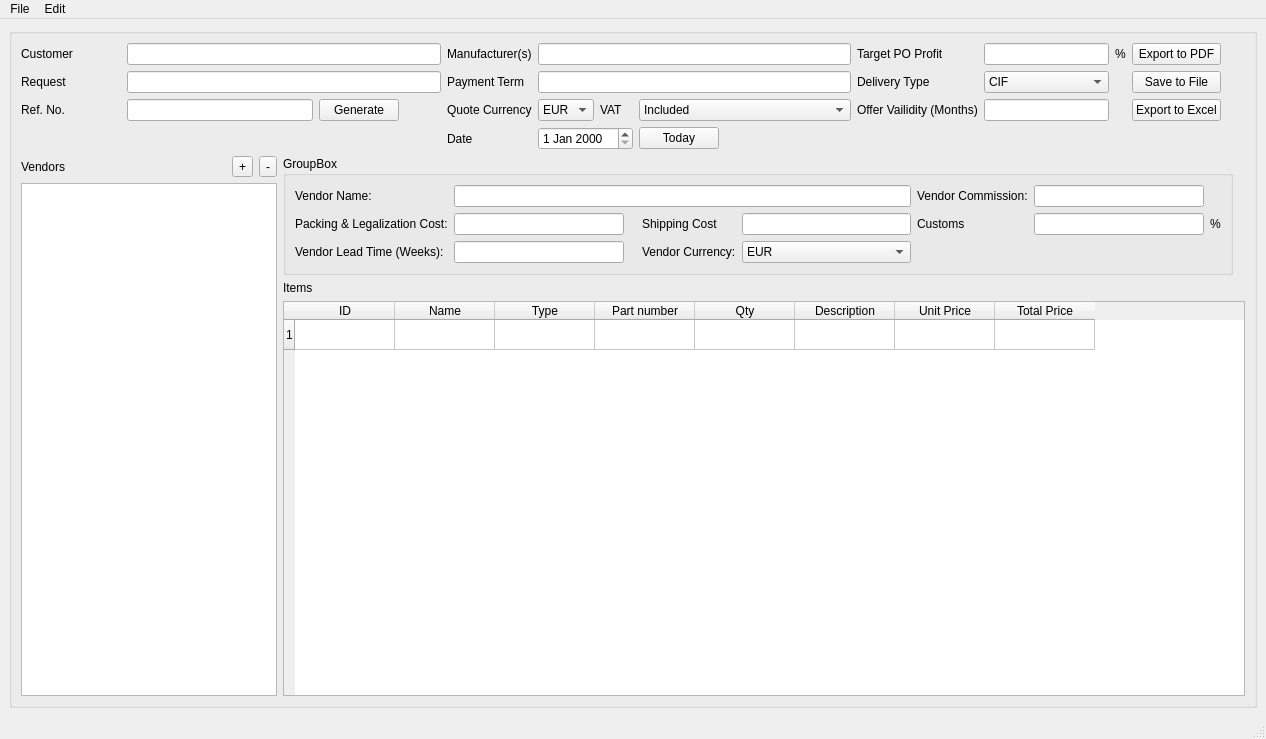
This is QuoteCreatorQT/main_window.ui in alyashraf97/QuotationCreator as Qt 5 draws it before an edit. The edited form follows.
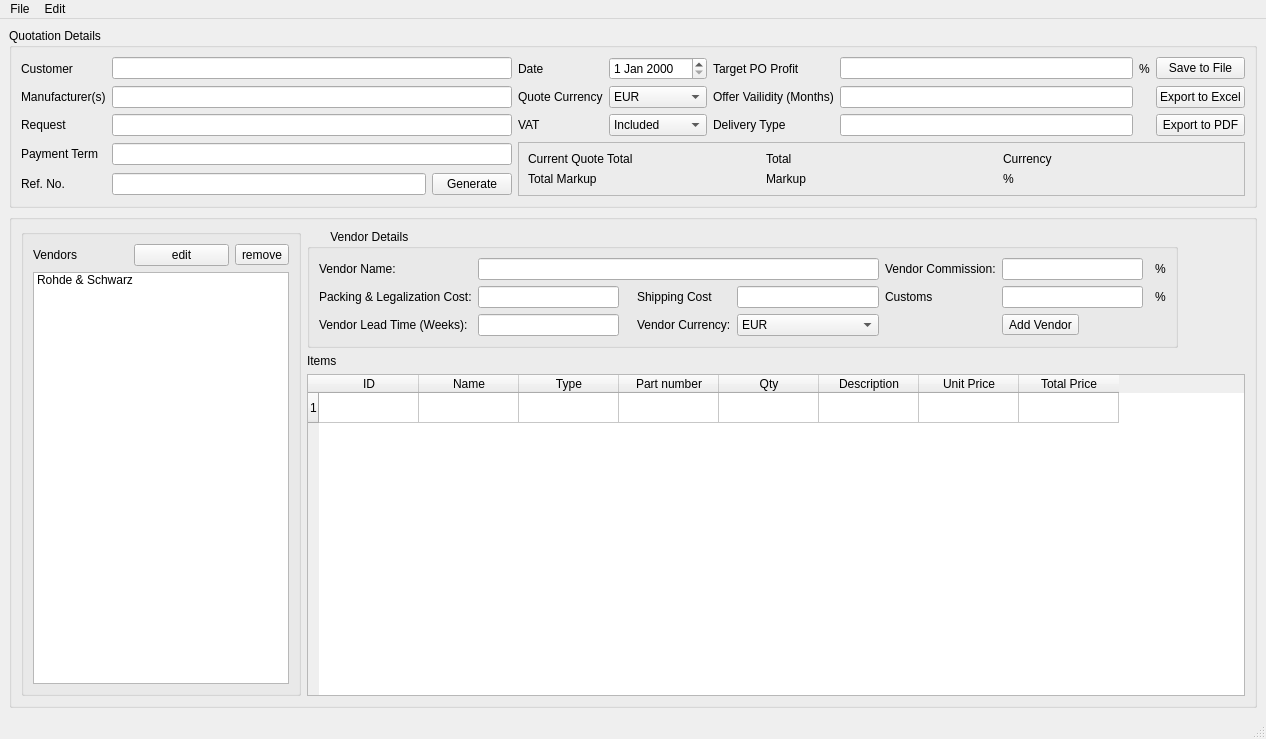
This is the edited form.

Patch:
```diff
--- a/QuoteCreatorQT/main_window.ui
+++ b/QuoteCreatorQT/main_window.ui
@@ -21,269 +21,34 @@
   </property>
   <widget class="QWidget" name="centralwidget">
    <layout class="QGridLayout" name="gridLayout">
-    <item row="0" column="0">
-     <widget class="QGroupBox" name="quotation_groupBox">
+    <item row="1" column="0">
+     <widget class="QGroupBox" name="vendors_and_items_groupBox">
       <property name="sizePolicy">
-       <sizepolicy hsizetype="Minimum" vsizetype="Minimum">
+       <sizepolicy hsizetype="Expanding" vsizetype="Minimum">
         <horstretch>0</horstretch>
         <verstretch>0</verstretch>
        </sizepolicy>
       </property>
       <layout class="QGridLayout" name="gridLayout_2">
-       <item row="11" column="4" colspan="17">
-        <widget class="QTableWidget" name="tableWidget">
-         <property name="sortingEnabled">
-          <bool>false</bool>
-         </property>
-         <property name="wordWrap">
-          <bool>false</bool>
-         </property>
-         <row>
-          <property name="text">
-           <string>1</string>
-          </property>
-         </row>
-         <column>
-          <property name="text">
-           <string>ID</string>
-          </property>
-         </column>
-         <column>
-          <property name="text">
-           <string>Name</string>
-          </property>
-         </column>
-         <column>
-          <property name="text">
-           <string>Type</string>
-          </property>
-         </column>
-         <column>
-          <property name="text">
-           <string>Part number</string>
-          </property>
-         </column>
-         <column>
-          <property name="text">
-           <string>Qty</string>
-          </property>
-         </column>
-         <column>
-          <property name="text">
-           <string>Description</string>
-          </property>
-         </column>
-         <column>
-          <property name="text">
-           <string>Unit Price</string>
-          </property>
-         </column>
-         <column>
-          <property name="text">
-           <string>Total Price</string>
-          </property>
-         </column>
-        </widget>
-       </item>
-       <item row="4" column="14">
-        <widget class="QLineEdit" name="offer_validity_field"/>
-       </item>
-       <item row="4" column="8">
-        <widget class="QLabel" name="quote_currency_label">
-         <property name="text">
-          <string>Quote Currency</string>
-         </property>
-        </widget>
-       </item>
-       <item row="0" column="8">
-        <widget class="QLabel" name="manufacturer_label">
-         <property name="text">
-          <string>Manufacturer(s)</string>
-         </property>
-        </widget>
-       </item>
-       <item row="0" column="1" colspan="7">
-        <widget class="QLineEdit" name="customer_field"/>
-       </item>
-       <item row="5" column="8">
-        <widget class="QLabel" name="quotation_date_label">
-         <property name="text">
-          <string>Date</string>
-         </property>
-        </widget>
-       </item>
-       <item row="4" column="9">
-        <widget class="QComboBox" name="quote_currency_combo">
-         <item>
-          <property name="text">
-           <string>EUR</string>
-          </property>
-         </item>
-         <item>
-          <property name="text">
-           <string>USD</string>
-          </property>
-         </item>
-         <item>
-          <property name="text">
-           <string>GBP</string>
-          </property>
-         </item>
-         <item>
-          <property name="text">
-           <string>EGP</string>
-          </property>
-         </item>
-         <item>
-          <property name="text">
-           <string>CHF</string>
-          </property>
-         </item>
-         <item>
-          <property name="text">
-           <string>AED</string>
-          </property>
-         </item>
-        </widget>
-       </item>
-       <item row="7" column="2">
-        <widget class="QToolButton" name="vendor_add_button">
-         <property name="text">
-          <string>+</string>
-         </property>
-        </widget>
-       </item>
-       <item row="2" column="14">
-        <widget class="QComboBox" name="delivery_type_combo">
-         <item>
-          <property name="text">
-           <string>CIF</string>
-          </property>
-         </item>
-         <item>
-          <property name="text">
-           <string>Site Delivery</string>
-          </property>
-         </item>
-         <item>
-          <property name="text">
-           <string>Other</string>
-          </property>
-         </item>
-        </widget>
-       </item>
-       <item row="0" column="16">
-        <widget class="QPushButton" name="export_to_pdf_button">
-         <property name="text">
-          <string>Export to PDF</string>
-         </property>
-        </widget>
-       </item>
-       <item row="4" column="16">
-        <widget class="QPushButton" name="export_to_excel_button">
-         <property name="text">
-          <string>Export to Excel</string>
-         </property>
-        </widget>
-       </item>
-       <item row="0" column="14">
-        <widget class="QLineEdit" name="target_profit_field"/>
-       </item>
-       <item row="4" column="13">
-        <widget class="QLabel" name="offer_validity_label">
-         <property name="text">
-          <string>Offer Vailidity (Months)</string>
-         </property>
-        </widget>
-       </item>
-       <item row="8" column="0" rowspan="4" colspan="4">
-        <widget class="QListWidget" name="listWidget"/>
-       </item>
-       <item row="4" column="0">
-        <widget class="QLabel" name="quote_ref_label">
-         <property name="text">
-          <string>Ref. No.</string>
-         </property>
-        </widget>
-       </item>
-       <item row="4" column="1" colspan="4">
-        <widget class="QLineEdit" name="quote_ref_field"/>
-       </item>
-       <item row="2" column="16">
-        <widget class="QPushButton" name="save_to_file_button">
-         <property name="text">
-          <string>Save to File</string>
-         </property>
-        </widget>
-       </item>
-       <item row="0" column="13">
-        <widget class="QLabel" name="target_profit_label">
-         <property name="text">
-          <string>Target PO Profit</string>
-         </property>
-        </widget>
-       </item>
-       <item row="0" column="15">
-        <widget class="QLabel" name="target_profit_percent_label">
-         <property name="text">
-          <string>%</string>
-         </property>
-        </widget>
-       </item>
-       <item row="10" column="4">
-        <widget class="QLabel" name="label_2">
+       <item row="9" column="1">
+        <widget class="QLabel" name="items_label">
          <property name="text">
           <string>Items</string>
          </property>
         </widget>
        </item>
-       <item row="7" column="4" rowspan="3" colspan="15">
-        <widget class="QGroupBox" name="groupBox_2">
+       <item row="7" column="1" rowspan="2" colspan="13">
+        <widget class="QGroupBox" name="vendor_entry_form_groupBox">
          <property name="title">
-          <string>GroupBox</string>
+          <string>       Vendor Details</string>
          </property>
          <layout class="QGridLayout" name="gridLayout_3">
+          <item row="0" column="1" colspan="5">
+           <widget class="QLineEdit" name="vendor_name_field"/>
+          </item>
           <item row="1" column="1">
            <widget class="QLineEdit" name="packing_cost_field"/>
           </item>
-          <item row="3" column="0">
-           <widget class="QLabel" name="vendor_leadtime_label">
-            <property name="text">
-             <string>Vendor Lead Time (Weeks):</string>
-            </property>
-           </widget>
-          </item>
-          <item row="0" column="0">
-           <widget class="QLabel" name="vendor_name_label">
-            <property name="text">
-             <string>Vendor Name:</string>
-            </property>
-           </widget>
-          </item>
-          <item row="1" column="0">
-           <widget class="QLabel" name="vendor_packingcost_label">
-            <property name="text">
-             <string>Packing &amp; Legalization Cost:</string>
-            </property>
-           </widget>
-          </item>
-          <item row="3" column="1">
-           <widget class="QLineEdit" name="vendor_lead_time_field"/>
-          </item>
-          <item row="0" column="9">
-           <widget class="QLineEdit" name="vendor_comission_field">
-            <property name="text">
-             <string/>
-            </property>
-           </widget>
-          </item>
-          <item row="0" column="6">
-           <widget class="QLabel" name="target_profit_label_2">
-            <property name="text">
-             <string>Vendor Commission:</string>
-            </property>
-           </widget>
-          </item>
           <item row="1" column="11">
            <widget class="QLabel" name="target_profit_percent_label_2">
             <property name="text">
@@ -291,8 +56,12 @@
             </property>
            </widget>
           </item>
-          <item row="1" column="9">
-           <widget class="QLineEdit" name="custome_percent_field"/>
+          <item row="0" column="11">
+           <widget class="QLabel" name="vendor_comission_percent">
+            <property name="text">
+             <string>%</string>
+            </property>
+           </widget>
           </item>
           <item row="1" column="6">
            <widget class="QLabel" name="vendor_customs_label">
@@ -301,9 +70,6 @@
             </property>
            </widget>
           </item>
-          <item row="0" column="1" colspan="5">
-           <widget class="QLineEdit" name="vendor_name_field"/>
-          </item>
           <item row="1" column="4">
            <widget class="QLabel" name="vendor_shippingcost_label">
             <property name="text">
@@ -311,10 +77,24 @@
             </property>
            </widget>
           </item>
-          <item row="1" column="5">
-           <widget class="QLineEdit" name="shipping_cost_field">
+          <item row="3" column="0">
+           <widget class="QLabel" name="vendor_leadtime_label">
             <property name="text">
-             <string/>
+             <string>Vendor Lead Time (Weeks):</string>
+            </property>
+           </widget>
+          </item>
+          <item row="0" column="6">
+           <widget class="QLabel" name="target_profit_label_2">
+            <property name="text">
+             <string>Vendor Commission:</string>
+            </property>
+           </widget>
+          </item>
+          <item row="3" column="9" colspan="2">
+           <widget class="QToolButton" name="vendor_add_button">
+            <property name="text">
+             <string>Add Vendor</string>
             </property>
            </widget>
           </item>
@@ -359,130 +139,432 @@
             </item>
            </widget>
           </item>
+          <item row="1" column="9">
+           <widget class="QLineEdit" name="customs_percent_field"/>
+          </item>
+          <item row="0" column="0">
+           <widget class="QLabel" name="vendor_name_label">
+            <property name="text">
+             <string>Vendor Name:</string>
+            </property>
+           </widget>
+          </item>
+          <item row="0" column="9">
+           <widget class="QLineEdit" name="vendor_comission_field">
+            <property name="text">
+             <string/>
+            </property>
+           </widget>
+          </item>
+          <item row="1" column="5">
+           <widget class="QLineEdit" name="shipping_cost_field">
+            <property name="text">
+             <string/>
+            </property>
+           </widget>
+          </item>
+          <item row="1" column="0">
+           <widget class="QLabel" name="vendor_packingcost_label">
+            <property name="text">
+             <string>Packing &amp; Legalization Cost:</string>
+            </property>
+           </widget>
+          </item>
+          <item row="3" column="1">
+           <widget class="QLineEdit" name="vendor_lead_time_field"/>
+          </item>
          </layout>
         </widget>
        </item>
-       <item row="2" column="0">
+       <item row="7" column="0" rowspan="4">
+        <widget class="QGroupBox" name="vendors_groupbox">
+         <property name="sizePolicy">
+          <sizepolicy hsizetype="Maximum" vsizetype="MinimumExpanding">
+           <horstretch>0</horstretch>
+           <verstretch>0</verstretch>
+          </sizepolicy>
+         </property>
+         <property name="title">
+          <string/>
+         </property>
+         <layout class="QGridLayout" name="gridLayout_5">
+          <item row="0" column="0">
+           <widget class="QLabel" name="vendors_label">
+            <property name="text">
+             <string>Vendors</string>
+            </property>
+           </widget>
+          </item>
+          <item row="0" column="1">
+           <widget class="QPushButton" name="edit_selected_vendor_button">
+            <property name="text">
+             <string>edit</string>
+            </property>
+           </widget>
+          </item>
+          <item row="0" column="2">
+           <widget class="QToolButton" name="remove_selected_vendor_button">
+            <property name="text">
+             <string>remove</string>
+            </property>
+           </widget>
+          </item>
+          <item row="1" column="0" colspan="3">
+           <widget class="QListWidget" name="vendor_list">
+            <item>
+             <property name="text">
+              <string>Rohde &amp; Schwarz</string>
+             </property>
+            </item>
+           </widget>
+          </item>
+         </layout>
+        </widget>
+       </item>
+       <item row="10" column="1" colspan="14">
+        <widget class="QTableWidget" name="items_table">
+         <property name="sortingEnabled">
+          <bool>false</bool>
+         </property>
+         <property name="wordWrap">
+          <bool>false</bool>
+         </property>
+         <row>
+          <property name="text">
+           <string>1</string>
+          </property>
+         </row>
+         <column>
+          <property name="text">
+           <string>ID</string>
+          </property>
+         </column>
+         <column>
+          <property name="text">
+           <string>Name</string>
+          </property>
+         </column>
+         <column>
+          <property name="text">
+           <string>Type</string>
+          </property>
+         </column>
+         <column>
+          <property name="text">
+           <string>Part number</string>
+          </property>
+         </column>
+         <column>
+          <property name="text">
+           <string>Qty</string>
+          </property>
+         </column>
+         <column>
+          <property name="text">
+           <string>Description</string>
+          </property>
+         </column>
+         <column>
+          <property name="text">
+           <string>Unit Price</string>
+          </property>
+         </column>
+         <column>
+          <property name="text">
+           <string>Total Price</string>
+          </property>
+         </column>
+        </widget>
+       </item>
+      </layout>
+     </widget>
+    </item>
+    <item row="0" column="0">
+     <widget class="QGroupBox" name="quotation_form_groupBox">
+      <property name="title">
+       <string>Quotation Details</string>
+      </property>
+      <layout class="QGridLayout" name="gridLayout_4">
+       <item row="3" column="1">
         <widget class="QLabel" name="request_label">
          <property name="text">
           <string>Request</string>
          </property>
         </widget>
        </item>
-       <item row="7" column="0">
-        <widget class="QLabel" name="label">
+       <item row="1" column="1">
+        <widget class="QLabel" name="customer_label">
          <property name="text">
-          <string>Vendors</string>
+          <string>Customer</string>
          </property>
         </widget>
        </item>
-       <item row="4" column="10">
+       <item row="1" column="3" colspan="2">
+        <widget class="QLineEdit" name="customer_field">
+         <property name="sizePolicy">
+          <sizepolicy hsizetype="MinimumExpanding" vsizetype="Fixed">
+           <horstretch>0</horstretch>
+           <verstretch>0</verstretch>
+          </sizepolicy>
+         </property>
+         <property name="minimumSize">
+          <size>
+           <width>400</width>
+           <height>0</height>
+          </size>
+         </property>
+        </widget>
+       </item>
+       <item row="2" column="14">
+        <widget class="QPushButton" name="export_to_excel_button">
+         <property name="text">
+          <string>Export to Excel</string>
+         </property>
+        </widget>
+       </item>
+       <item row="2" column="11">
+        <widget class="QLabel" name="offer_validity_label">
+         <property name="text">
+          <string>Offer Vailidity (Months)</string>
+         </property>
+        </widget>
+       </item>
+       <item row="3" column="10">
+        <widget class="QComboBox" name="vat_state_combo">
+         <item>
+          <property name="text">
+           <string>Included</string>
+          </property>
+         </item>
+         <item>
+          <property name="text">
+           <string>Not Included</string>
+          </property>
+         </item>
+        </widget>
+       </item>
+       <item row="3" column="11">
+        <widget class="QLabel" name="delivery_type_label">
+         <property name="text">
+          <string>Delivery Type</string>
+         </property>
+        </widget>
+       </item>
+       <item row="1" column="11">
+        <widget class="QLabel" name="target_profit_label">
+         <property name="text">
+          <string>Target PO Profit</string>
+         </property>
+        </widget>
+       </item>
+       <item row="3" column="3" colspan="2">
+        <widget class="QLineEdit" name="request_field">
+         <property name="sizePolicy">
+          <sizepolicy hsizetype="MinimumExpanding" vsizetype="Fixed">
+           <horstretch>0</horstretch>
+           <verstretch>0</verstretch>
+          </sizepolicy>
+         </property>
+         <property name="minimumSize">
+          <size>
+           <width>400</width>
+           <height>0</height>
+          </size>
+         </property>
+        </widget>
+       </item>
+       <item row="3" column="9">
         <widget class="QLabel" name="vat_label">
          <property name="text">
           <string>VAT</string>
          </property>
         </widget>
        </item>
-       <item row="5" column="11">
-        <widget class="QPushButton" name="set_date_to_today_button">
+       <item row="1" column="14">
+        <widget class="QPushButton" name="save_to_file_button">
          <property name="text">
-          <string>Today</string>
+          <string>Save to File</string>
          </property>
         </widget>
        </item>
-       <item row="2" column="8">
+       <item row="3" column="14">
+        <widget class="QPushButton" name="export_to_pdf_button">
+         <property name="text">
+          <string>Export to PDF</string>
+         </property>
+        </widget>
+       </item>
+       <item row="3" column="12">
+        <widget class="QLineEdit" name="delivery_type_field"/>
+       </item>
+       <item row="2" column="12">
+        <widget class="QLineEdit" name="offer_validity_field"/>
+       </item>
+       <item row="2" column="1">
+        <widget class="QLabel" name="manufacturer_label">
+         <property name="text">
+          <string>Manufacturer(s)</string>
+         </property>
+        </widget>
+       </item>
+       <item row="1" column="12">
+        <widget class="QLineEdit" name="target_profit_field"/>
+       </item>
+       <item row="1" column="13">
+        <widget class="QLabel" name="target_profit_percent_label">
+         <property name="text">
+          <string>%</string>
+         </property>
+        </widget>
+       </item>
+       <item row="2" column="10">
+        <widget class="QComboBox" name="quote_currency_combo">
+         <item>
+          <property name="text">
+           <string>EUR</string>
+          </property>
+         </item>
+         <item>
+          <property name="text">
+           <string>USD</string>
+          </property>
+         </item>
+         <item>
+          <property name="text">
+           <string>GBP</string>
+          </property>
+         </item>
+         <item>
+          <property name="text">
+           <string>EGP</string>
+          </property>
+         </item>
+         <item>
+          <property name="text">
+           <string>CHF</string>
+          </property>
+         </item>
+         <item>
+          <property name="text">
+           <string>AED</string>
+          </property>
+         </item>
+        </widget>
+       </item>
+       <item row="2" column="3" colspan="2">
+        <widget class="QLineEdit" name="manufacturer_field">
+         <property name="sizePolicy">
+          <sizepolicy hsizetype="MinimumExpanding" vsizetype="Fixed">
+           <horstretch>0</horstretch>
+           <verstretch>0</verstretch>
+          </sizepolicy>
+         </property>
+         <property name="minimumSize">
+          <size>
+           <width>400</width>
+           <height>0</height>
+          </size>
+         </property>
+        </widget>
+       </item>
+       <item row="2" column="9">
+        <widget class="QLabel" name="quote_currency_label">
+         <property name="text">
+          <string>Quote Currency</string>
+         </property>
+        </widget>
+       </item>
+       <item row="4" column="1">
         <widget class="QLabel" name="payment_term_label">
          <property name="text">
           <string>Payment Term</string>
          </property>
         </widget>
        </item>
-       <item row="2" column="13">
-        <widget class="QLabel" name="delivery_type_label">
+       <item row="5" column="1">
+        <widget class="QLabel" name="quote_ref_label">
          <property name="text">
-          <string>Delivery Type</string>
+          <string>Ref. No.</string>
          </property>
         </widget>
        </item>
-       <item row="4" column="5">
+       <item row="5" column="3">
+        <widget class="QLineEdit" name="payment_term_field"/>
+       </item>
+       <item row="5" column="4">
         <widget class="QPushButton" name="ref_number_generator_button">
          <property name="text">
           <string>Generate</string>
          </property>
         </widget>
        </item>
-       <item row="2" column="1" colspan="7">
-        <widget class="QLineEdit" name="request_field"/>
+       <item row="4" column="3" colspan="2">
+        <widget class="QLineEdit" name="quote_ref_field"/>
        </item>
-       <item row="5" column="9" colspan="2">
+       <item row="1" column="9">
+        <widget class="QLabel" name="quotation_date_label">
+         <property name="text">
+          <string>Date</string>
+         </property>
+        </widget>
+       </item>
+       <item row="1" column="10">
         <widget class="QDateEdit" name="quotation_date_entry"/>
        </item>
-       <item row="7" column="3">
-        <widget class="QToolButton" name="vendor_remove_button">
-         <property name="text">
-          <string>-</string>
+       <item row="4" column="9" rowspan="2" colspan="6">
+        <widget class="QFrame" name="current_totals_frame">
+         <property name="frameShape">
+          <enum>QFrame::StyledPanel</enum>
          </property>
-        </widget>
-       </item>
-       <item row="0" column="0">
-        <widget class="QLabel" name="customer_label">
-         <property name="text">
-          <string>Customer</string>
+         <property name="frameShadow">
+          <enum>QFrame::Raised</enum>
          </property>
+         <layout class="QGridLayout" name="gridLayout_6">
+          <item row="0" column="0">
+           <widget class="QLabel" name="current_quote_total_label">
+            <property name="text">
+             <string>Current Quote Total</string>
+            </property>
+           </widget>
+          </item>
+          <item row="0" column="1">
+           <widget class="QLabel" name="current_quote_total_number_label">
+            <property name="text">
+             <string>Total</string>
+            </property>
+           </widget>
+          </item>
+          <item row="0" column="2">
+           <widget class="QLabel" name="current_quote_total_currency_label">
+            <property name="text">
+             <string>Currency</string>
+            </property>
+           </widget>
+          </item>
+          <item row="1" column="0">
+           <widget class="QLabel" name="total_markup_label">
+            <property name="text">
+             <string>Total Markup</string>
+            </property>
+           </widget>
+          </item>
+          <item row="1" column="1">
+           <widget class="QLabel" name="total_markup_number_label">
+            <property name="text">
+             <string>Markup</string>
+            </property>
+           </widget>
+          </item>
+          <item row="1" column="2">
+           <widget class="QLabel" name="total_markup_percent_label">
+            <property name="text">
+             <string>%</string>
+            </property>
+           </widget>
+          </item>
+         </layout>
         </widget>
        </item>
-       <item row="0" column="9" colspan="4">
-        <widget class="QLineEdit" name="manufacturer_label_2"/>
-       </item>
-       <item row="2" column="9" colspan="4">
-        <widget class="QLineEdit" name="payment_term_field"/>
-       </item>
-       <item row="4" column="11" colspan="2">
-        <widget class="QComboBox" name="vat_state_combo">
-         <item>
-          <property name="text">
-           <string>Included</string>
-          </property>
-         </item>
-         <item>
-          <property name="text">
-           <string>Not Included</string>
-          </property>
-         </item>
-        </widget>
-       </item>
-       <item row="5" column="12">
-        <spacer name="horizontalSpacer">
-         <property name="orientation">
-          <enum>Qt::Horizontal</enum>
-         </property>
-         <property name="sizeType">
-          <enum>QSizePolicy::MinimumExpanding</enum>
-         </property>
-         <property name="sizeHint" stdset="0">
-          <size>
-           <width>40</width>
-           <height>20</height>
-          </size>
-         </property>
-        </spacer>
-       </item>
-       <item row="4" column="6">
-        <spacer name="horizontalSpacer_2">
-         <property name="orientation">
-          <enum>Qt::Horizontal</enum>
-         </property>
-         <property name="sizeType">
-          <enum>QSizePolicy::Fixed</enum>
-         </property>
-         <property name="sizeHint" stdset="0">
-          <size>
-           <width>30</width>
-           <height>10</height>
-          </size>
-         </property>
-        </spacer>
-       </item>
       </layout>
      </widget>
     </item>
```
